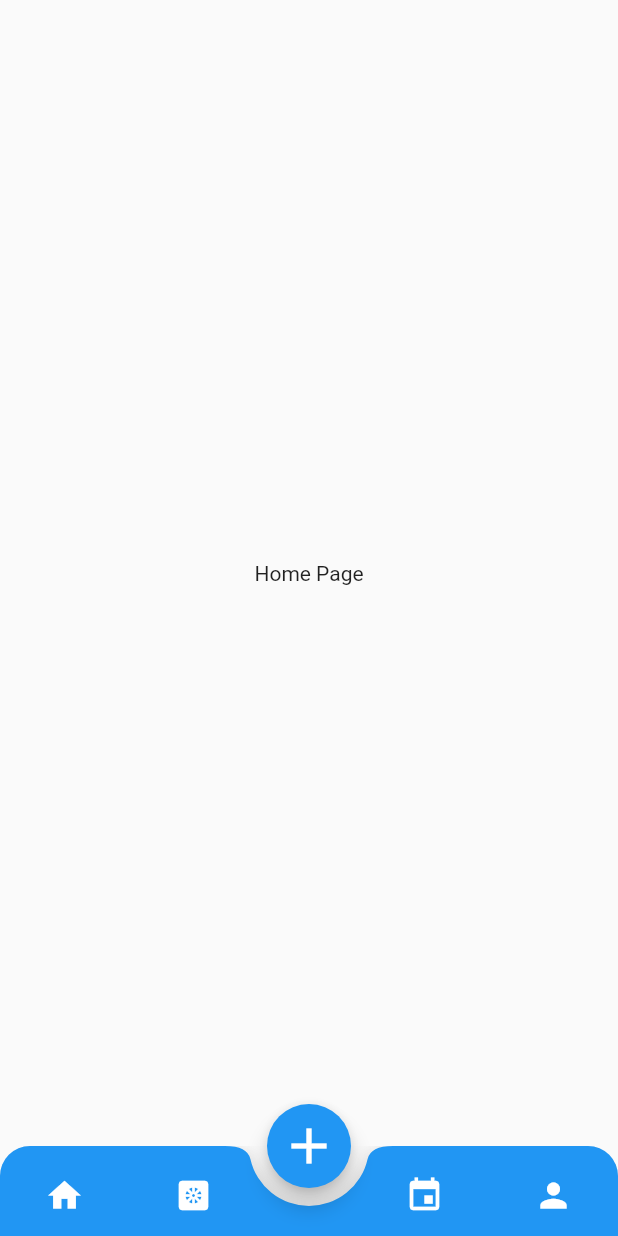
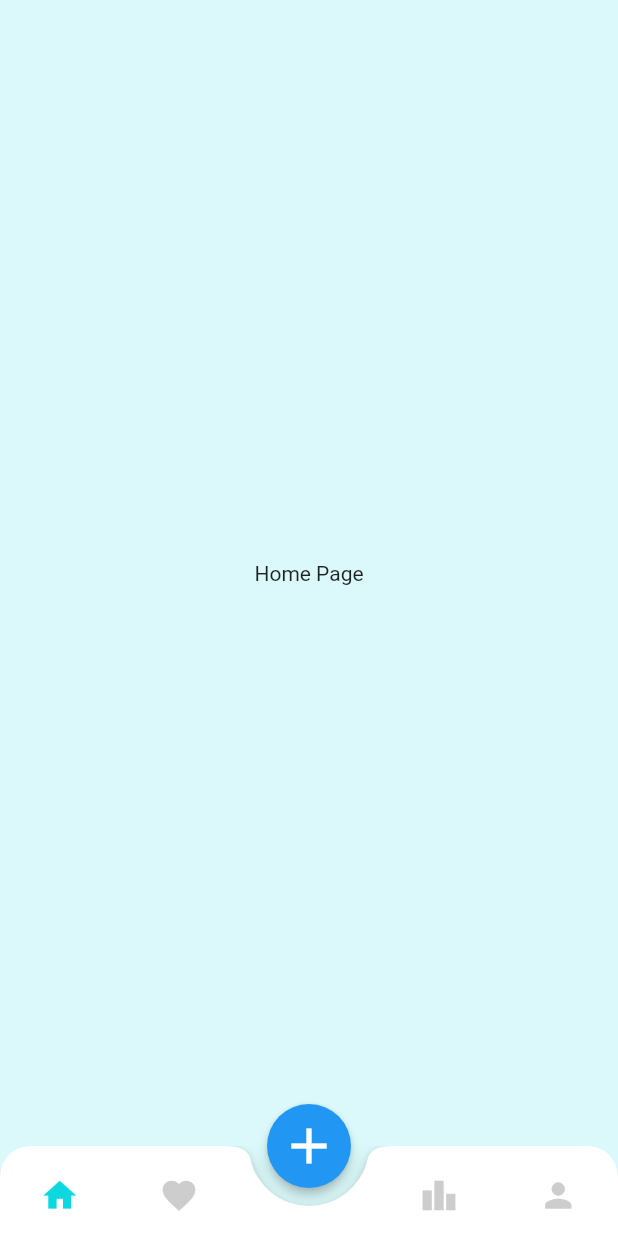
Before and after one commit to JayeshPatil18/GHR-Incog, a Flutter app: the screen it shows after launch, on a phone screen of 412 x 824 dp. Run offline on Flutter 3.47's test engine with Material 2 defaults, Android fonts, the phone set to English and light mode, and no system bars; our stand-ins replace flutter_bloc, font_awesome_flutter.

Commit message:
before food commit

```diff
--- /dev/null
+++ b/lib/constants/color.dart
@@ -0,0 +1,9 @@
+import 'package:flutter/material.dart';
+
+class AppColors {
+  static const backgroundColor60 = Color(0xFFDBF9FA);
+  static const primaryColor30 = Color(0xFFFFFFFF);
+  static const secondaryColor10 = Color(0xFF0DD8DF);
+  static const textColor = Color(0xFF32395D);
+  static const iconColor = Color(0xFFCDCDCD);
+}
--- /dev/null
+++ b/lib/constants/elevation.dart
@@ -0,0 +1,6 @@
+import 'package:flutter/material.dart';
+
+class AppElevations {
+  static const bottomNavBarElev= 4.0;
+  static const fabButtonElev = 3.0;
+}
--- a/lib/features/reviews/presentation/pages/home.dart
+++ b/lib/features/reviews/presentation/pages/home.dart
@@ -13,6 +13,7 @@ class _HomePageState extends State<HomePage> {
   @override
   Widget build(BuildContext context) {
     return Scaffold(
+      backgroundColor: Colors.transparent,
       body: Center(
         child: Text('Home Page'),
       ),
--- a/lib/features/reviews/presentation/pages/landing.dart
+++ b/lib/features/reviews/presentation/pages/landing.dart
@@ -1,7 +1,9 @@
 import 'package:flutter/material.dart';
 import 'package:provider/provider.dart';
-import 'package:review_app/utils/bottom_nav_icons.dart';
+import 'package:review_app/constants/color.dart';
+import 'package:review_app/constants/elevation.dart';
 import '../provider/bottom_nav_bar.dart';
+import '../widgets/bottom_nav_icons.dart';
 import 'home.dart';
 import 'liked.dart';
 import 'leaderboard.dart';
@@ -27,10 +29,12 @@ class _LandingPageState extends State<LandingPage> {
     return Consumer<BottomNavigationProvider>(
       builder: ((context, value, child) {
         return Scaffold(
+          backgroundColor: AppColors.backgroundColor60,
           body: screens[value.currentIndex],
           floatingActionButtonLocation:
               FloatingActionButtonLocation.centerDocked,
           floatingActionButton: FloatingActionButton(
+            elevation: AppElevations.fabButtonElev,
             child: Icon(
             Icons.add, // Replace with the desired icon
             size: 40, // You can adjust the size of the icon
@@ -43,9 +47,10 @@ class _LandingPageState extends State<LandingPage> {
                 topLeft: Radius.circular(20.0),
                 topRight: Radius.circular(20.0)),
             child: BottomAppBar(
+              elevation: AppElevations.bottomNavBarElev,
               shape: CircularNotchedRectangle(),
               notchMargin: 12,
-              color: Colors.blue,
+              color: AppColors.primaryColor30,
               child: Container(
                 height: 60,
                 child: Row(
@@ -63,7 +68,7 @@ class _LandingPageState extends State<LandingPage> {
                         value.updateIndex(1);
                       },
                     ),
-                    SizedBox(width: 48.0), // Empty space for center notch
+                    SizedBox(width: 80.0), // Empty space for center notch
                     GestureDetector(
                       child: bottomNavIcons[2],
                       onTap: () {
--- a/lib/features/reviews/presentation/pages/leaderboard.dart
+++ b/lib/features/reviews/presentation/pages/leaderboard.dart
@@ -13,6 +13,7 @@ class _LeaderBoardPageState extends State<LeaderBoardPage> {
   @override
   Widget build(BuildContext context) {
     return Scaffold(
+      backgroundColor: Colors.transparent,
       body: Center(
         child: Text('Leaderboard Page'),
       ),
--- a/lib/features/reviews/presentation/pages/liked.dart
+++ b/lib/features/reviews/presentation/pages/liked.dart
@@ -13,6 +13,7 @@ class _LikedPageState extends State<LikedPage> {
   @override
   Widget build(BuildContext context) {
     return Scaffold(
+      backgroundColor: Colors.transparent,
       body: Center(
         child: Text('Liked Page'),
       ),
--- a/lib/features/reviews/presentation/pages/profile.dart
+++ b/lib/features/reviews/presentation/pages/profile.dart
@@ -13,6 +13,7 @@ class _ProfilePageState extends State<ProfilePage> {
   @override
   Widget build(BuildContext context) {
     return Scaffold(
+      backgroundColor: Colors.transparent,
       body: Center(
         child: Text('Profile Page'),
       ),
--- /dev/null
+++ b/lib/features/reviews/presentation/widgets/bottom_nav_icons.dart
@@ -0,0 +1,48 @@
+import 'package:flutter/material.dart';
+import 'package:font_awesome_flutter/font_awesome_flutter.dart';
+import 'package:provider/provider.dart';
+import 'package:review_app/features/reviews/presentation/provider/bottom_nav_bar.dart';
+
+import '../../../../constants/color.dart';
+
+List<Widget> bottomNavIcons = [
+  Consumer<BottomNavigationProvider>(
+    builder: ((context, value, child) {
+      return Container(
+        color: Colors.transparent,
+      padding: EdgeInsets.all(20),
+      alignment: Alignment.center,
+      child: Icon(Icons.home, color: value.currentIndex == 0 ? AppColors.secondaryColor10 : AppColors.iconColor, size: 26));
+    }),
+  ),
+
+  Consumer<BottomNavigationProvider>(
+    builder: ((context, value, child) {
+      return Container(
+        color: Colors.transparent,
+      padding: EdgeInsets.all(20),
+      alignment: Alignment.center,
+      child: Icon(Icons.favorite, color: value.currentIndex == 1 ? AppColors.secondaryColor10 : AppColors.iconColor, size: 26));
+    }),
+  ),
+
+Consumer<BottomNavigationProvider>(
+    builder: ((context, value, child) {
+      return Container(
+        color: Colors.transparent,
+      padding: EdgeInsets.all(20),
+      alignment: Alignment.center,
+      child: Icon(Icons.leaderboard, color: value.currentIndex == 2 ? AppColors.secondaryColor10 : AppColors.iconColor, size: 26));
+    }),
+  ),
+
+Consumer<BottomNavigationProvider>(
+    builder: ((context, value, child) {
+      return Container(
+        color: Colors.transparent,
+      padding: EdgeInsets.all(20),
+      alignment: Alignment.center,
+      child: Icon(Icons.person, color: value.currentIndex == 3 ? AppColors.secondaryColor10 : AppColors.iconColor, size: 26));
+    }),
+  ),
+];
--- a/lib/utils/bottom_nav_icons.dart
+++ /dev/null
@@ -1,20 +0,0 @@
-import 'package:flutter/material.dart';
-
-List<Widget> bottomNavIcons = [
-  Container(
-    padding: EdgeInsets.all(20),
-    alignment: Alignment.center,
-    child: Icon(Icons.home, color: Colors.white, size: 26)),
-  Container(
-    padding: EdgeInsets.all(20),
-    alignment: Alignment.center,
-    child: Icon(Icons.heat_pump_rounded, color: Colors.white, size: 26)),
-  Container(
-    padding: EdgeInsets.all(20),
-    alignment: Alignment.center,
-    child: Icon(Icons.event, color: Colors.white, size: 26)),
-  Container(
-    padding: EdgeInsets.all(20),
-    alignment: Alignment.center,
-    child: Icon(Icons.person, color: Colors.white, size: 26)),
-];
--- a/pubspec.yaml
+++ b/pubspec.yaml
@@ -39,6 +39,7 @@ dependencies:
   flutter_bloc: ^8.1.3
   bloc: ^8.1.2
   provider: ^6.0.5
+  font_awesome_flutter: ^10.4.0
 
 dev_dependencies:
   flutter_test:
```
Also changed, not shown: pubspec.lock.
